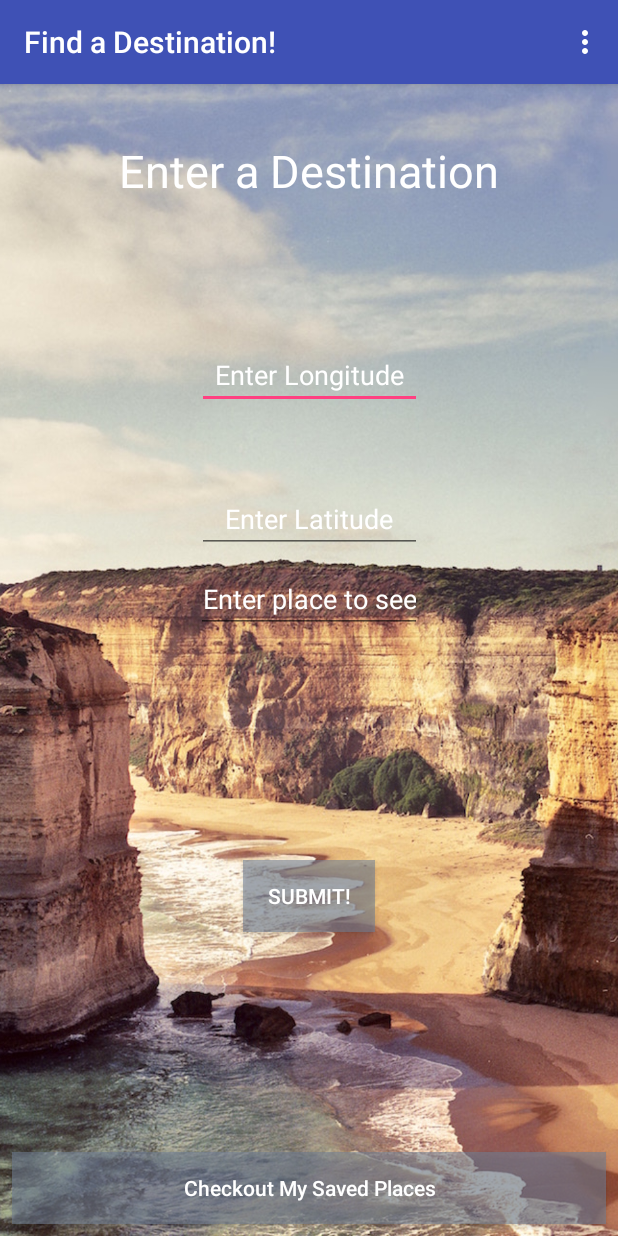
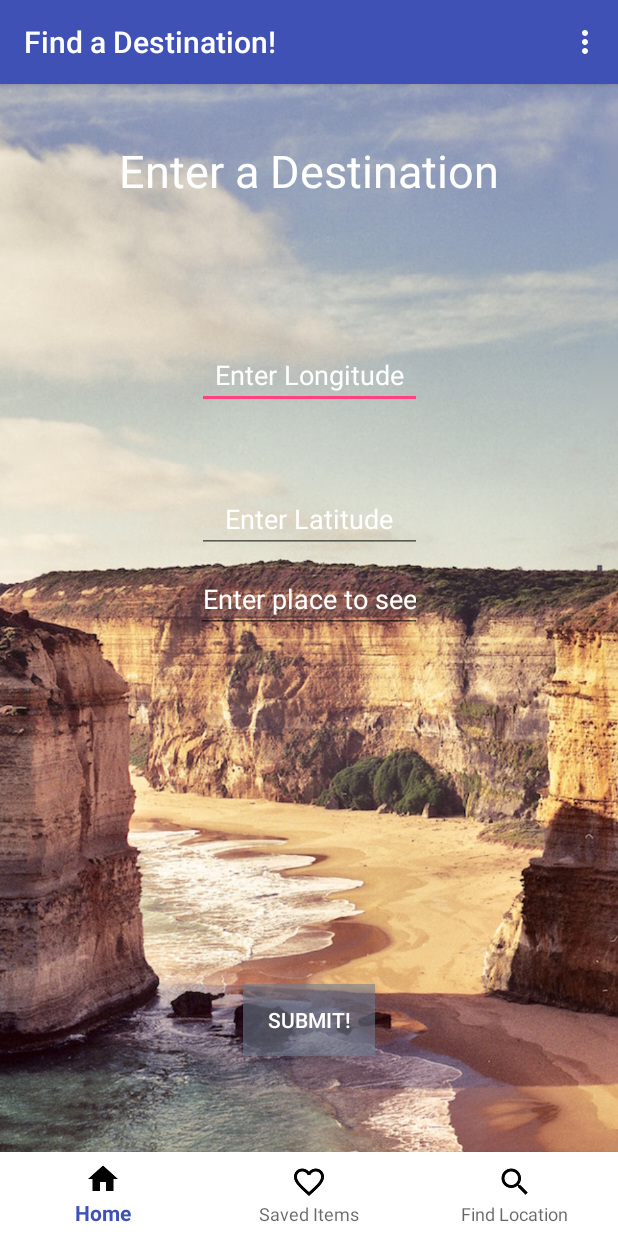
Before and after one commit to smayer0926/travelApp, an Android app: the InputActivity screen opened directly, with no data from a screen before it, on a phone screen of 412 x 824 dp. Run offline under Robolectric (Android 15) with nearby library versions, the phone set to English and light mode, and no system bars; our stand-ins replace ButterKnife, Firebase (no records; nobody signed in at launch, a user with empty details on screens opened directly).

Commit message:
add bottom nav bar

```diff
--- a/app/build.gradle
+++ b/app/build.gradle
@@ -10,6 +10,7 @@ android {
         versionCode 1
         versionName "1.0"
         testInstrumentationRunner "android.support.test.runner.AndroidJUnitRunner"
+        vectorDrawables.useSupportLibrary = true
     }
 
     packagingOptions {
@@ -57,6 +58,7 @@ dependencies {
     compile 'com.google.firebase:firebase-database:9.4.0'
     compile 'com.firebaseui:firebase-ui-database:0.4.1'
     compile 'com.google.firebase:firebase-auth:9.4.0'
+    compile 'com.android.support:support-vector-drawable:25.3.1'
     testCompile 'junit:junit:4.12'
     testCompile 'org.robolectric:robolectric:3.0'
     testCompile 'org.robolectric:shadows-support-v4:3.0'
--- a/app/src/main/AndroidManifest.xml
+++ b/app/src/main/AndroidManifest.xml
@@ -57,9 +57,7 @@
         </activity>
         <activity
             android:name=".ui.SavedPlacesActivity"
-            android:label="@string/title_activity_saved_places"
-
-            >
+            android:label="@string/title_activity_saved_places">
             <meta-data
                 android:name="android.support.PARENT_ACTIVITY"
                 android:value="com.mayer.travelapp.ui.MainActivity" />
--- a/app/src/main/java/com/mayer/travelapp/ui/InputActivity.java
+++ b/app/src/main/java/com/mayer/travelapp/ui/InputActivity.java
@@ -2,6 +2,8 @@ package com.mayer.travelapp.ui;
 
 import android.content.Intent;
 import android.os.Bundle;
+import android.support.annotation.NonNull;
+import android.support.design.widget.BottomNavigationView;
 import android.support.v7.app.AppCompatActivity;
 import android.view.Menu;
 import android.view.MenuInflater;
@@ -9,6 +11,7 @@ import android.view.MenuItem;
 import android.view.View;
 import android.widget.Button;
 import android.widget.EditText;
+import android.widget.Toast;
 
 import com.google.firebase.auth.FirebaseAuth;
 import com.mayer.travelapp.R;
@@ -16,13 +19,21 @@ import com.mayer.travelapp.R;
 import butterknife.Bind;
 import butterknife.ButterKnife;
 
-public class InputActivity extends AppCompatActivity implements View.OnClickListener{
-    @Bind(R.id.submitButton) Button mFindPlacesButton;
-    @Bind(R.id.longitude) EditText mLongitude;
-    @Bind(R.id.latitude) EditText mLatitude;
-    @Bind(R.id.place) EditText mPlace;
-    @Bind(R.id.savedPlacesButton) Button mSavedPlacesButton;
+import static android.R.attr.id;
+import static android.R.attr.start;
 
+public class InputActivity extends AppCompatActivity implements View.OnClickListener {
+    @Bind(R.id.submitButton)
+    Button mFindPlacesButton;
+    @Bind(R.id.longitude)
+    EditText mLongitude;
+    @Bind(R.id.latitude)
+    EditText mLatitude;
+    @Bind(R.id.place)
+    EditText mPlace;
+    @Bind(R.id.savedPlacesButton)
+    Button mSavedPlacesButton;
+    @Bind(R.id.navigation) BottomNavigationView navigation;
 
 
     @Override
@@ -34,12 +45,16 @@ public class InputActivity extends AppCompatActivity implements View.OnClickList
         mFindPlacesButton.setOnClickListener(this);
         mSavedPlacesButton.setOnClickListener(this);
 
+
+        navigation.setOnNavigationItemSelectedListener(mOnNavigationItemSelectedListener);
+
+
     }
 
 
     @Override
-    public void onClick(View v){
-        if(v == mFindPlacesButton){
+    public void onClick(View v) {
+        if (v == mFindPlacesButton) {
             System.out.println();
             String latitude = mLatitude.getText().toString().trim();
             String longitude = mLongitude.getText().toString().trim();
@@ -50,17 +65,19 @@ public class InputActivity extends AppCompatActivity implements View.OnClickList
             intent.putExtra("longitude", longitude);
             intent.putExtra("place", place);
             startActivity(intent);
-        } else if(v == mSavedPlacesButton){
+        } else if (v == mSavedPlacesButton) {
             Intent newIntent = new Intent(InputActivity.this, SavedPlacesActivity.class);
             startActivity(newIntent);
         }
     }
+
     @Override
     public boolean onCreateOptionsMenu(Menu menu) {
         MenuInflater inflater = getMenuInflater();
         inflater.inflate(R.menu.logout, menu);
         return super.onCreateOptionsMenu(menu);
     }
+
     @Override
     public boolean onOptionsItemSelected(MenuItem item) {
         int id = item.getItemId();
@@ -70,6 +87,7 @@ public class InputActivity extends AppCompatActivity implements View.OnClickList
         }
         return super.onOptionsItemSelected(item);
     }
+
     private void logout() {
         FirebaseAuth.getInstance().signOut();
         Intent intent = new Intent(InputActivity.this, LoginActivity.class);
@@ -78,4 +96,33 @@ public class InputActivity extends AppCompatActivity implements View.OnClickList
         finish();
     }
 
+
+
+    private BottomNavigationView.OnNavigationItemSelectedListener mOnNavigationItemSelectedListener
+            = new BottomNavigationView.OnNavigationItemSelectedListener() {
+
+
+        @Override
+            public boolean onNavigationItemSelected(@NonNull MenuItem item) {
+                switch (item.getItemId()) {
+                    case R.id.menu_home:
+                        Intent homeIntent = new Intent(InputActivity.this, MainActivity.class);
+                        startActivity(homeIntent);
+                        break;
+
+                    case R.id.menu_save:
+                        Intent saveIntent = new Intent(InputActivity.this, SavedPlacesActivity.class);
+                        startActivity(saveIntent);
+                        break;
+
+                    case R.id.menu_search:
+                        Intent searchIntent = new Intent(InputActivity.this, InputActivity.class);
+                        startActivity(searchIntent);
+                        break;
+
+                }
+                return false;
+            }
+
+    };
 }
--- a/app/src/main/java/com/mayer/travelapp/ui/PlacesDetailActivity.java
+++ b/app/src/main/java/com/mayer/travelapp/ui/PlacesDetailActivity.java
@@ -41,6 +41,7 @@ public class PlacesDetailActivity extends AppCompatActivity {
         adapterViewPager = new PlacesPagerAdapter(getSupportFragmentManager(), mTravels);
         mViewPager.setAdapter(adapterViewPager);
         mViewPager.setCurrentItem(startingPosition);
+    }
 
-    }
+
 }
--- a/app/src/main/res/layout/activity_input.xml
+++ b/app/src/main/res/layout/activity_input.xml
@@ -101,10 +101,11 @@
         tools:layout_constraintBottom_creator="1"
         tools:layout_constraintLeft_creator="1"
         android:background="#90707e93"
-        android:textColor="@color/colorLight"/>
+        android:textColor="@color/colorLight"
+        app:layout_constraintVertical_bias="0.831" />
 
     <Button
-        android:layout_width="match_parent"
+        android:layout_width="0dp"
         android:layout_height="wrap_content"
         android:layout_marginLeft="8dp"
         app:layout_constraintLeft_toLeftOf="parent"
@@ -120,8 +121,20 @@
         android:text="Checkout My Saved Places"
         android:id="@+id/savedPlacesButton"
         android:textAllCaps="false"
-        app:layout_constraintHorizontal_bias="0.0" />
+        app:layout_constraintHorizontal_bias="0.0"
+        android:layout_marginStart="8dp"
+        android:layout_marginEnd="8dp" />
 
-
+    <android.support.design.widget.BottomNavigationView
+        android:id="@+id/navigation"
+        android:layout_width="wrap_content"
+        android:layout_height="wrap_content"
+        android:layout_gravity="bottom"
+        android:background="@color/colorLight"
+        app:itemIconTint="@color/colorPrimaryDark"
+        app:layout_constraintBottom_toBottomOf="parent"
+        app:layout_constraintLeft_toLeftOf="parent"
+        app:layout_constraintRight_toRightOf="parent"
+        app:menu="@menu/bottom_nav_items" />
 
 </android.support.constraint.ConstraintLayout>
--- a/app/src/main/res/layout/activity_saved_places.xml
+++ b/app/src/main/res/layout/activity_saved_places.xml
@@ -12,4 +12,7 @@
         android:layout_height="wrap_content"
         tools:layout="@layout/fragment_places_list" />
 
+
+
+
 </android.support.constraint.ConstraintLayout>
--- /dev/null
+++ b/app/src/main/res/menu/bottom_nav_items.xml
@@ -0,0 +1,18 @@
+<?xml version="1.0" encoding="utf-8"?>
+<menu xmlns:android="http://schemas.android.com/apk/res/android">
+    <item
+        android:id="@+id/menu_home"
+        android:title="Home"
+        android:icon="@drawable/ic_home_white_24dp"
+        />
+    <item
+        android:id="@+id/menu_save"
+        android:title="Saved Items"
+        android:icon="@drawable/ic_favorite_border_white_24dp"
+        />
+
+    <item
+        android:id="@+id/menu_search"
+        android:title="Find Location"
+        android:icon="@drawable/ic_search_white_24dp" />
+</menu>
--- a/app/src/main/res/values/dimens.xml
+++ b/app/src/main/res/values/dimens.xml
@@ -1,3 +1,6 @@
 <resources>
     <dimen name="fab_margin">16dp</dimen>
+    <!-- Default screen margins, per the Android Design guidelines. -->
+    <dimen name="activity_horizontal_margin">16dp</dimen>
+    <dimen name="activity_vertical_margin">16dp</dimen>
 </resources>
--- a/app/src/main/res/values/strings.xml
+++ b/app/src/main/res/values/strings.xml
@@ -35,5 +35,9 @@
 
     <!-- TODO: Remove or change this placeholder text -->
     <string name="hello_blank_fragment">Hello blank fragment</string>
+    <string name="title_activity_bottom_navigation">BottomNavigationActivity</string>
+    <string name="title_home">Home</string>
+    <string name="title_dashboard">Dashboard</string>
+    <string name="title_notifications">Notifications</string>
 
 </resources>
```
Also changed, not shown: app/src/main/java/com/mayer/travelapp/ui/SavedPlacesActivity.java (+41 -0 lines), app/src/main/res/drawable/ic_dashboard_black_24dp.xml (added, +9 -0 lines), app/src/main/res/drawable/ic_home_black_24dp.xml (added, +9 -0 lines), app/src/main/res/drawable/ic_notifications_black_24dp.xml (added, +9 -0 lines), app/src/main/res/layout/activity_find_places.xml (+12 -0 lines), app/src/main/res/layout/fragment_saved_places_list.xml (+14 -1 lines), app/src/main/res/menu/navigation.xml (added, +19 -0 lines), app/src/main/res/drawable/ic_favorite_border_white_24dp.png (added), app/src/main/res/drawable/ic_home_white_24dp.png (added), app/src/main/res/drawable/ic_search_white_24dp.png (added).
